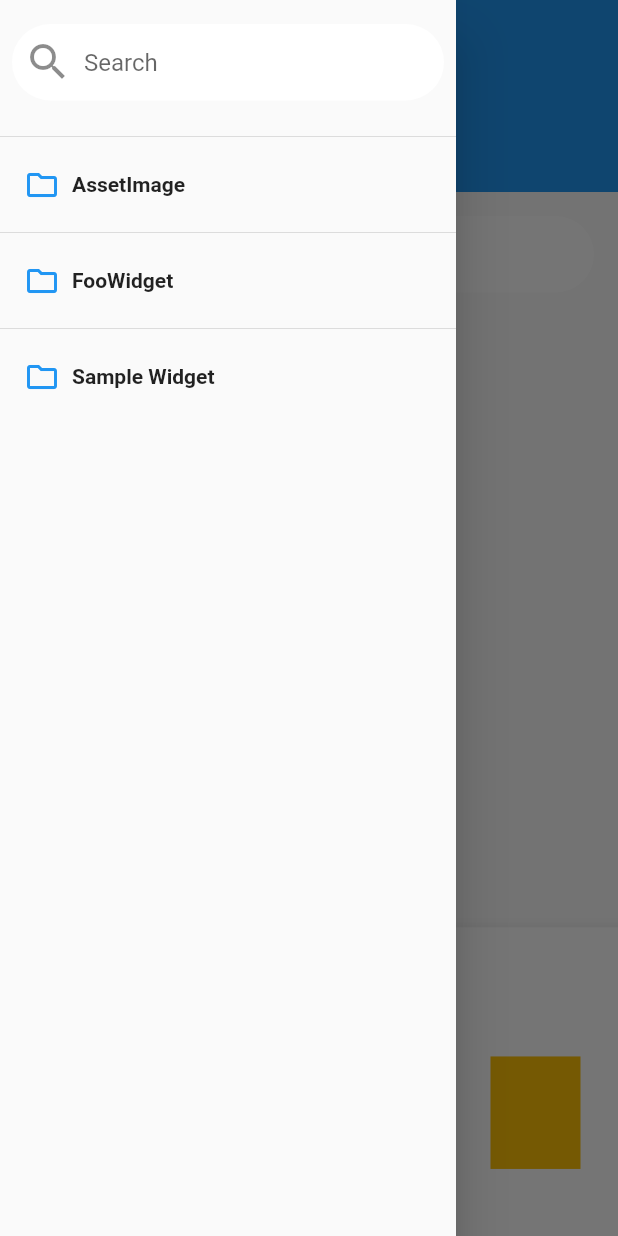
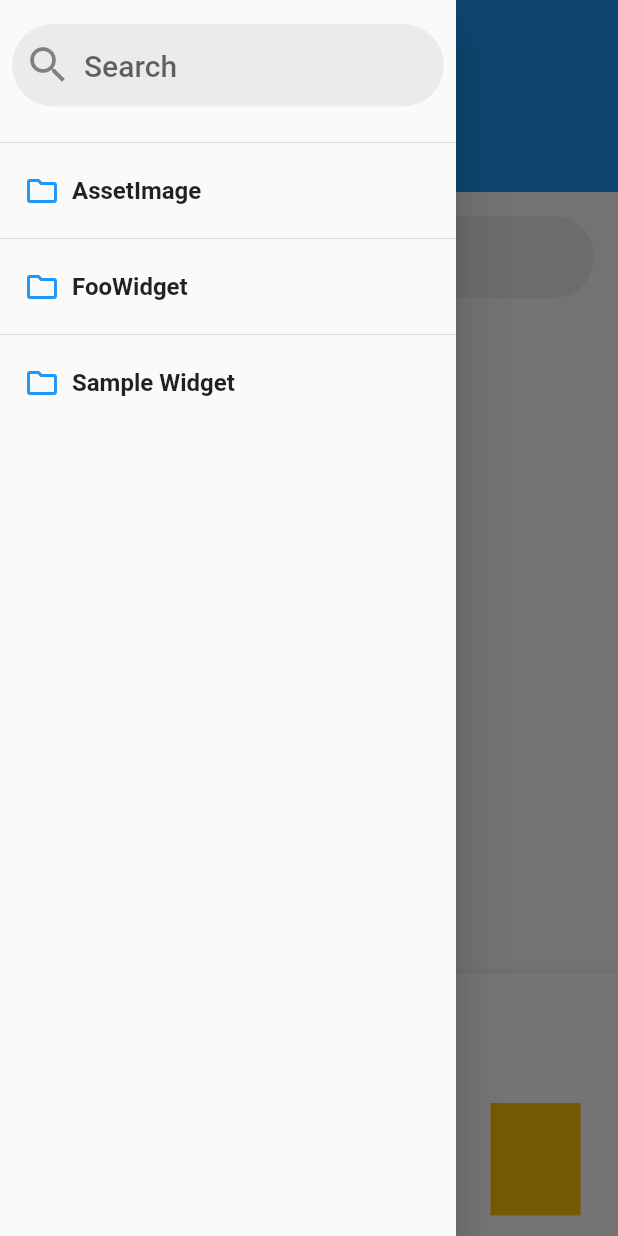
Before and after one commit to playbook-ui/playbook-flutter, a Flutter app: the PlaybookGallery screen opened directly, with the side drawer open, on a phone screen of 412 x 824 dp. Run offline on Flutter 3.47's test engine with Material 2 defaults, Android fonts, the phone set to English and light mode, and no system bars; drawn by our look-alikes of scroll_to_index; our stand-ins replace dartx, file, glob, platform, yaml; missing offline and left inert: analyzer, build, code_builder, dart_style, source_gen.

Commit message:
feat: update ui style

```diff
--- a/playbook_ui/lib/src/component/search_bar.dart
+++ b/playbook_ui/lib/src/component/search_bar.dart
@@ -29,12 +29,23 @@ class _SearchBarState extends State<SearchBar> {
 
   @override
   Widget build(BuildContext context) {
+    final theme = Theme.of(context);
     return Material(
       shape: const StadiumBorder(),
-      color: Theme.of(context).cardColor,
+      color: theme.colorScheme.onSurface.withOpacity(0.06),
+      clipBehavior: Clip.antiAlias,
+      child: Theme(
+        data: theme.copyWith(
+          // Change prefixIcon/suffixIcon active color
+          colorScheme: theme.colorScheme.copyWith(
+            primary: theme.disabledColor,
+          ),
+        ),
         child: TextField(
           controller: widget.controller,
           keyboardType: TextInputType.text,
+          cursorColor: theme.primaryColor,
+          style: theme.textTheme.headline6,
           decoration: InputDecoration(
             border: InputBorder.none,
             contentPadding: const EdgeInsets.all(16),
@@ -42,10 +53,11 @@ class _SearchBarState extends State<SearchBar> {
             suffixIcon: _hasText
                 ? IconButton(
                     onPressed: () => widget.controller.clear(),
-                  icon: const Icon(Icons.clear, size: 24),
+                    icon: const Icon(Icons.cancel, size: 24),
                   )
                 : null,
             hintText: 'Search',
+          ),
         ),
       ),
     );
--- a/playbook_ui/lib/src/component/story_drawer.dart
+++ b/playbook_ui/lib/src/component/story_drawer.dart
@@ -54,8 +54,9 @@ class _StoryDrawerState extends State<StoryDrawer> {
                           story.title,
                           style: Theme.of(context)
                               .textTheme
-                              .bodyText1
+                              .subtitle1
                               ?.copyWith(fontWeight: FontWeight.bold),
+                          overflow: TextOverflow.ellipsis,
                         ),
                       ),
                     ),
--- a/playbook_ui/lib/src/playbook_gallery.dart
+++ b/playbook_ui/lib/src/playbook_gallery.dart
@@ -68,9 +68,9 @@ class _PlaybookGalleryState extends State<PlaybookGallery> {
             SliverAppBar(
               pinned: true,
               expandedHeight: 128,
-              centerTitle: true,
               flexibleSpace: FlexibleSpaceBar(
                 title: Text(widget.title),
+                centerTitle: true,
                 background: GestureDetector(
                   onDoubleTap: () => _scrollController.animateTo(
                     0,
--- a/playbook_ui/lib/src/scenario_container.dart
+++ b/playbook_ui/lib/src/scenario_container.dart
@@ -52,15 +52,16 @@ class ScenarioContainer extends StatelessWidget {
               ),
             ),
           ),
-          const SizedBox(height: 8),
+          const SizedBox(height: 16),
           Container(
             width: thumbnailSize.width,
             alignment: Alignment.center,
             child: Text(
               scenario.title,
-              style: Theme.of(context).textTheme.bodyText2,
+              style: Theme.of(context).textTheme.subtitle1,
             ),
           ),
+          const SizedBox(height: 16),
         ],
       ),
       onTap: () {
```
Lines whose indentation alone changed are shown as unchanged.
